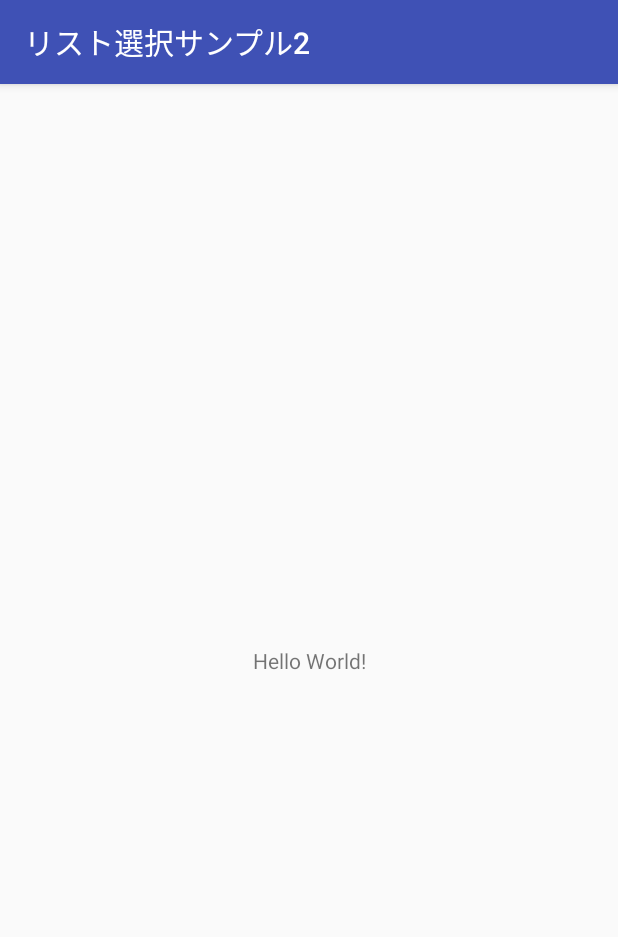
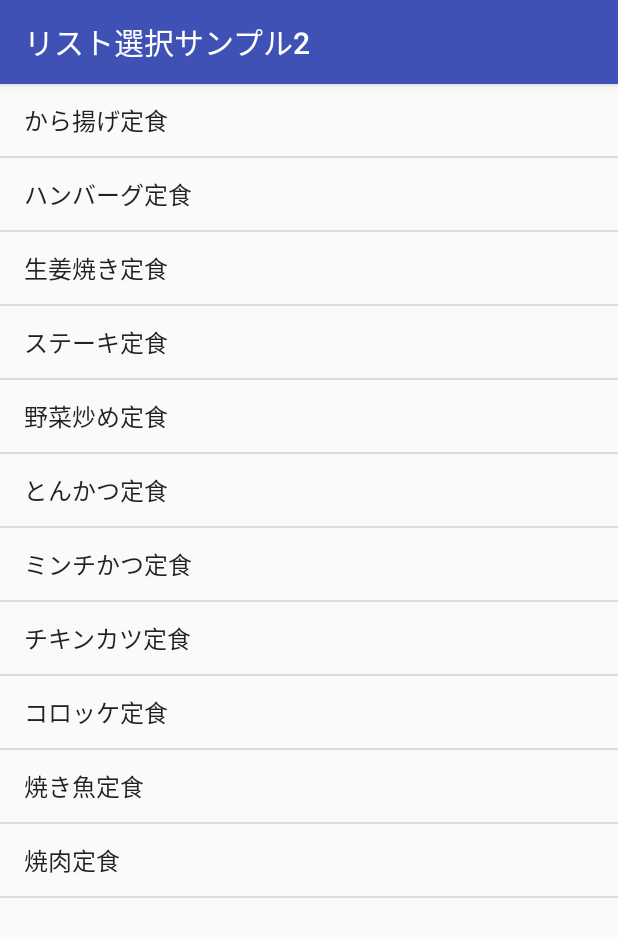
Before and after one commit to Kisk0813/ListViewSample2, an Android app: the screen it shows after launch (ListViewSample2Activity), on a phone screen of 412 x 824 dp. Shown: the top 937 px of the screen. Run offline under Robolectric (Android 15) with nearby library versions, the phone set to English and light mode, and no system bars.

Commit message:
20180530

```diff
--- a/app/src/main/java/com/websarva/wings/android/listviewsample2/ListViewSample2Activity.java
+++ b/app/src/main/java/com/websarva/wings/android/listviewsample2/ListViewSample2Activity.java
@@ -2,6 +2,11 @@ package com.websarva.wings.android.listviewsample2;
 
 import android.support.v7.app.AppCompatActivity;
 import android.os.Bundle;
+import android.widget.ArrayAdapter;
+import android.widget.ListView;
+
+import java.util.ArrayList;
+import java.util.List;
 
 public class ListViewSample2Activity extends AppCompatActivity {
 
@@ -9,5 +14,28 @@ public class ListViewSample2Activity extends AppCompatActivity {
     protected void onCreate(Bundle savedInstanceState) {
         super.onCreate(savedInstanceState);
         setContentView(R.layout.activity_list_view_sample2);
+
+        //ListViewオブジェクトを取得。
+        ListView lvMenu = findViewById(R.id.lvMenu);
+        //リストビューに表示するリストデータ用Listオブジェクトを作成。
+        List<String> menuList = new ArrayList<>();
+        //リストデータ登録。
+        menuList.add("から揚げ定食");
+        menuList.add("ハンバーグ定食");
+        menuList.add("生姜焼き定食");
+        menuList.add("ステーキ定食");
+        menuList.add("野菜炒め定食");
+        menuList.add("とんかつ定食");
+        menuList.add("ミンチかつ定食");
+        menuList.add("チキンカツ定食");
+        menuList.add("コロッケ定食");
+        menuList.add("焼き魚定食");
+        menuList.add("焼肉定食");
+        //アダプタオブジェクトを作成
+        ArrayAdapter<String> adapter = new ArrayAdapter<>(ListViewSample2Activity.this,
+                android.R.layout.simple_list_item_1, menuList);
+        //リストビューにアダプタオブジェクトを設定
+        lvMenu.setAdapter(adapter);
+
     }
 }
--- a/app/src/main/res/layout/activity_list_view_sample2.xml
+++ b/app/src/main/res/layout/activity_list_view_sample2.xml
@@ -1,18 +1,6 @@
 <?xml version="1.0" encoding="utf-8"?>
-<android.support.constraint.ConstraintLayout xmlns:android="http://schemas.android.com/apk/res/android"
-    xmlns:app="http://schemas.android.com/apk/res-auto"
-    xmlns:tools="http://schemas.android.com/tools"
+<ListView
+    xmlns:android="http://schemas.android.com/apk/res/android"
+    android:id="@+id/lvMenu"
     android:layout_width="match_parent"
-    android:layout_height="match_parent"
-    tools:context=".ListViewSample2Activity">
-
-    <TextView
-        android:layout_width="wrap_content"
-        android:layout_height="wrap_content"
-        android:text="Hello World!"
-        app:layout_constraintBottom_toBottomOf="parent"
-        app:layout_constraintLeft_toLeftOf="parent"
-        app:layout_constraintRight_toRightOf="parent"
-        app:layout_constraintTop_toTopOf="parent" />
-
-</android.support.constraint.ConstraintLayout>
+    android:layout_height="match_parent"/>
--- a/app/src/main/res/values/strings.xml
+++ b/app/src/main/res/values/strings.xml
@@ -1,5 +1,12 @@
 <?xml version="1.0" encoding="utf-8"?>
 <resources>
     <string name="app_name">リスト選択サンプル2</string>
-
+    <string name="dialog_tittle">注文確認</string>
+    <string name="dialog_msg">選択された定食を注文します。よろしいですか。</string>
+    <string name="dialog_btn_ok">注文</string>
+    <string name="dialog_btn_ng">キャンセル</string>
+    <string name="dialog_btn_nu">問い合わせ</string>
+    <string name="dialog_ok_toast">ご注文ありがとうございます。</string>
+    <string name="dialog_ng_toast">ご注文をキャンセルしました。</string>
+    <string name="dialog_na_toast">お問い合わせ内容をおしらせください。</string>
 </resources>
```
